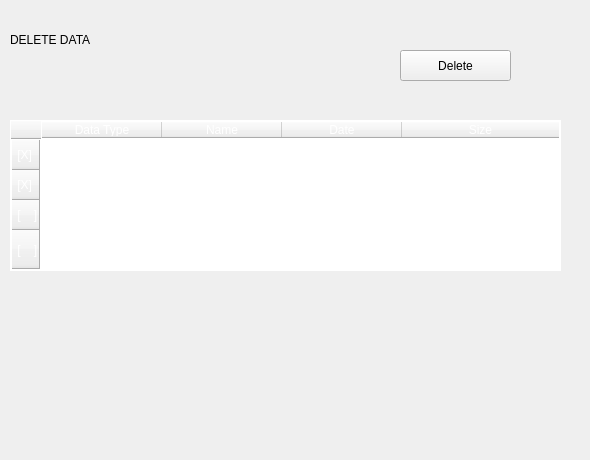
Qt form src/ui/Delete/DeleteData.ui (komodo6/AVERT) before a commit.
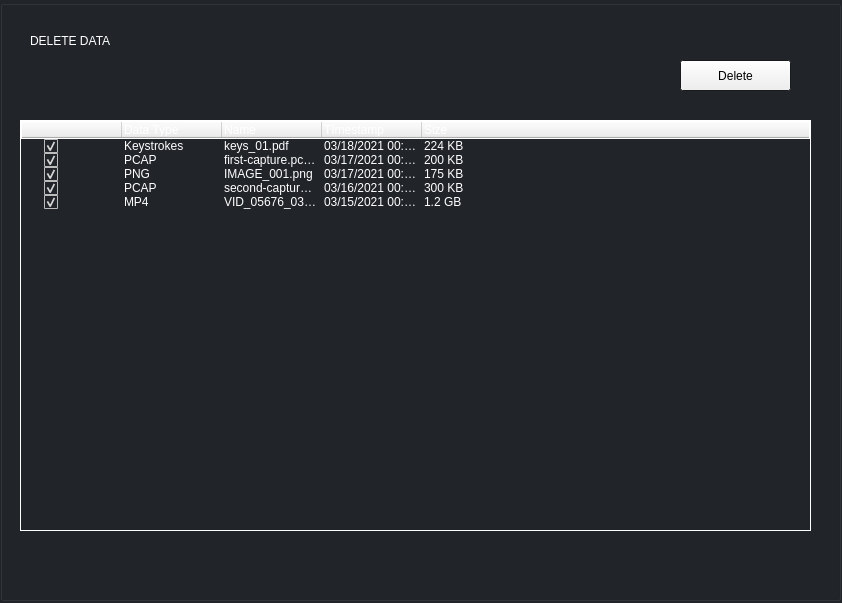
The same form after that commit.

Patch:
```diff
--- a/src/ui/Delete/DeleteData.ui
+++ b/src/ui/Delete/DeleteData.ui
@@ -6,48 +6,405 @@
    <rect>
     <x>0</x>
     <y>0</y>
-    <width>590</width>
-    <height>460</height>
+    <width>842</width>
+    <height>603</height>
    </rect>
   </property>
+  <property name="palette">
+   <palette>
+    <active>
+     <colorrole role="WindowText">
+      <brush brushstyle="SolidPattern">
+       <color alpha="255">
+        <red>255</red>
+        <green>255</green>
+        <blue>255</blue>
+       </color>
+      </brush>
+     </colorrole>
+     <colorrole role="Button">
+      <brush brushstyle="SolidPattern">
+       <color alpha="255">
+        <red>239</red>
+        <green>239</green>
+        <blue>239</blue>
+       </color>
+      </brush>
+     </colorrole>
+     <colorrole role="Base">
+      <brush brushstyle="SolidPattern">
+       <color alpha="255">
+        <red>255</red>
+        <green>255</green>
+        <blue>255</blue>
+       </color>
+      </brush>
+     </colorrole>
+     <colorrole role="Window">
+      <brush brushstyle="SolidPattern">
+       <color alpha="255">
+        <red>33</red>
+        <green>36</green>
+        <blue>41</blue>
+       </color>
+      </brush>
+     </colorrole>
+    </active>
+    <inactive>
+     <colorrole role="WindowText">
+      <brush brushstyle="SolidPattern">
+       <color alpha="255">
+        <red>255</red>
+        <green>255</green>
+        <blue>255</blue>
+       </color>
+      </brush>
+     </colorrole>
+     <colorrole role="Button">
+      <brush brushstyle="SolidPattern">
+       <color alpha="255">
+        <red>239</red>
+        <green>239</green>
+        <blue>239</blue>
+       </color>
+      </brush>
+     </colorrole>
+     <colorrole role="Base">
+      <brush brushstyle="SolidPattern">
+       <color alpha="255">
+        <red>255</red>
+        <green>255</green>
+        <blue>255</blue>
+       </color>
+      </brush>
+     </colorrole>
+     <colorrole role="Window">
+      <brush brushstyle="SolidPattern">
+       <color alpha="255">
+        <red>33</red>
+        <green>36</green>
+        <blue>41</blue>
+       </color>
+      </brush>
+     </colorrole>
+    </inactive>
+    <disabled>
+     <colorrole role="WindowText">
+      <brush brushstyle="SolidPattern">
+       <color alpha="255">
+        <red>190</red>
+        <green>190</green>
+        <blue>190</blue>
+       </color>
+      </brush>
+     </colorrole>
+     <colorrole role="Button">
+      <brush brushstyle="SolidPattern">
+       <color alpha="255">
+        <red>239</red>
+        <green>239</green>
+        <blue>239</blue>
+       </color>
+      </brush>
+     </colorrole>
+     <colorrole role="Base">
+      <brush brushstyle="SolidPattern">
+       <color alpha="255">
+        <red>33</red>
+        <green>36</green>
+        <blue>41</blue>
+       </color>
+      </brush>
+     </colorrole>
+     <colorrole role="Window">
+      <brush brushstyle="SolidPattern">
+       <color alpha="255">
+        <red>33</red>
+        <green>36</green>
+        <blue>41</blue>
+       </color>
+      </brush>
+     </colorrole>
+    </disabled>
+   </palette>
+  </property>
   <property name="windowTitle">
    <string>Form</string>
   </property>
-  <widget class="QPushButton" name="pushButton">
+  <widget class="QGroupBox" name="groupBox">
    <property name="geometry">
     <rect>
-     <x>400</x>
-     <y>50</y>
-     <width>111</width>
-     <height>31</height>
+     <x>0</x>
+     <y>0</y>
+     <width>841</width>
+     <height>601</height>
     </rect>
    </property>
-   <property name="text">
-    <string>Delete</string>
+   <property name="title">
+    <string/>
    </property>
-  </widget>
-  <widget class="QLabel" name="label">
+   <widget class="QTreeWidget" name="treeWidget">
    <property name="geometry">
     <rect>
-     <x>10</x>
-     <y>30</y>
-     <width>111</width>
-     <height>19</height>
-    </rect>
-   </property>
-   <property name="text">
-    <string>DELETE DATA</string>
-   </property>
-  </widget>
-  <widget class="QTableWidget" name="tableWidget">
-   <property name="geometry">
-    <rect>
-     <x>10</x>
+      <x>20</x>
      <y>120</y>
-     <width>551</width>
-     <height>151</height>
-    </rect>
-   </property>
+      <width>791</width>
+      <height>411</height>
+     </rect>
+    </property>
+    <property name="palette">
+     <palette>
+      <active>
+       <colorrole role="WindowText">
+        <brush brushstyle="SolidPattern">
+         <color alpha="255">
+          <red>255</red>
+          <green>255</green>
+          <blue>255</blue>
+         </color>
+        </brush>
+       </colorrole>
+       <colorrole role="Button">
+        <brush brushstyle="SolidPattern">
+         <color alpha="255">
+          <red>33</red>
+          <green>36</green>
+          <blue>41</blue>
+         </color>
+        </brush>
+       </colorrole>
+       <colorrole role="Light">
+        <brush brushstyle="SolidPattern">
+         <color alpha="255">
+          <red>33</red>
+          <green>36</green>
+          <blue>41</blue>
+         </color>
+        </brush>
+       </colorrole>
+       <colorrole role="Text">
+        <brush brushstyle="SolidPattern">
+         <color alpha="255">
+          <red>255</red>
+          <green>255</green>
+          <blue>255</blue>
+         </color>
+        </brush>
+       </colorrole>
+       <colorrole role="ButtonText">
+        <brush brushstyle="SolidPattern">
+         <color alpha="255">
+          <red>255</red>
+          <green>255</green>
+          <blue>255</blue>
+         </color>
+        </brush>
+       </colorrole>
+       <colorrole role="Base">
+        <brush brushstyle="SolidPattern">
+         <color alpha="255">
+          <red>33</red>
+          <green>36</green>
+          <blue>41</blue>
+         </color>
+        </brush>
+       </colorrole>
+       <colorrole role="HighlightedText">
+        <brush brushstyle="SolidPattern">
+         <color alpha="255">
+          <red>255</red>
+          <green>255</green>
+          <blue>255</blue>
+         </color>
+        </brush>
+       </colorrole>
+       <colorrole role="AlternateBase">
+        <brush brushstyle="SolidPattern">
+         <color alpha="255">
+          <red>33</red>
+          <green>36</green>
+          <blue>41</blue>
+         </color>
+        </brush>
+       </colorrole>
+       <colorrole role="PlaceholderText">
+        <brush brushstyle="NoBrush">
+         <color alpha="128">
+          <red>255</red>
+          <green>255</green>
+          <blue>255</blue>
+         </color>
+        </brush>
+       </colorrole>
+      </active>
+      <inactive>
+       <colorrole role="WindowText">
+        <brush brushstyle="SolidPattern">
+         <color alpha="255">
+          <red>255</red>
+          <green>255</green>
+          <blue>255</blue>
+         </color>
+        </brush>
+       </colorrole>
+       <colorrole role="Button">
+        <brush brushstyle="SolidPattern">
+         <color alpha="255">
+          <red>33</red>
+          <green>36</green>
+          <blue>41</blue>
+         </color>
+        </brush>
+       </colorrole>
+       <colorrole role="Light">
+        <brush brushstyle="SolidPattern">
+         <color alpha="255">
+          <red>33</red>
+          <green>36</green>
+          <blue>41</blue>
+         </color>
+        </brush>
+       </colorrole>
+       <colorrole role="Text">
+        <brush brushstyle="SolidPattern">
+         <color alpha="255">
+          <red>255</red>
+          <green>255</green>
+          <blue>255</blue>
+         </color>
+        </brush>
+       </colorrole>
+       <colorrole role="ButtonText">
+        <brush brushstyle="SolidPattern">
+         <color alpha="255">
+          <red>255</red>
+          <green>255</green>
+          <blue>255</blue>
+         </color>
+        </brush>
+       </colorrole>
+       <colorrole role="Base">
+        <brush brushstyle="SolidPattern">
+         <color alpha="255">
+          <red>33</red>
+          <green>36</green>
+          <blue>41</blue>
+         </color>
+        </brush>
+       </colorrole>
+       <colorrole role="HighlightedText">
+        <brush brushstyle="SolidPattern">
+         <color alpha="255">
+          <red>255</red>
+          <green>255</green>
+          <blue>255</blue>
+         </color>
+        </brush>
+       </colorrole>
+       <colorrole role="AlternateBase">
+        <brush brushstyle="SolidPattern">
+         <color alpha="255">
+          <red>247</red>
+          <green>247</green>
+          <blue>247</blue>
+         </color>
+        </brush>
+       </colorrole>
+       <colorrole role="PlaceholderText">
+        <brush brushstyle="NoBrush">
+         <color alpha="128">
+          <red>255</red>
+          <green>255</green>
+          <blue>255</blue>
+         </color>
+        </brush>
+       </colorrole>
+      </inactive>
+      <disabled>
+       <colorrole role="WindowText">
+        <brush brushstyle="SolidPattern">
+         <color alpha="255">
+          <red>255</red>
+          <green>255</green>
+          <blue>255</blue>
+         </color>
+        </brush>
+       </colorrole>
+       <colorrole role="Button">
+        <brush brushstyle="SolidPattern">
+         <color alpha="255">
+          <red>33</red>
+          <green>36</green>
+          <blue>41</blue>
+         </color>
+        </brush>
+       </colorrole>
+       <colorrole role="Light">
+        <brush brushstyle="SolidPattern">
+         <color alpha="255">
+          <red>33</red>
+          <green>36</green>
+          <blue>41</blue>
+         </color>
+        </brush>
+       </colorrole>
+       <colorrole role="Text">
+        <brush brushstyle="SolidPattern">
+         <color alpha="255">
+          <red>255</red>
+          <green>255</green>
+          <blue>255</blue>
+         </color>
+        </brush>
+       </colorrole>
+       <colorrole role="ButtonText">
+        <brush brushstyle="SolidPattern">
+         <color alpha="255">
+          <red>255</red>
+          <green>255</green>
+          <blue>255</blue>
+         </color>
+        </brush>
+       </colorrole>
+       <colorrole role="Base">
+        <brush brushstyle="SolidPattern">
+         <color alpha="255">
+          <red>33</red>
+          <green>36</green>
+          <blue>41</blue>
+         </color>
+        </brush>
+       </colorrole>
+       <colorrole role="HighlightedText">
+        <brush brushstyle="SolidPattern">
+         <color alpha="255">
+          <red>255</red>
+          <green>255</green>
+          <blue>255</blue>
+         </color>
+        </brush>
+       </colorrole>
+       <colorrole role="AlternateBase">
+        <brush brushstyle="SolidPattern">
+         <color alpha="255">
+          <red>247</red>
+          <green>247</green>
+          <blue>247</blue>
+         </color>
+        </brush>
+       </colorrole>
+       <colorrole role="PlaceholderText">
+        <brush brushstyle="NoBrush">
+         <color alpha="128">
+          <red>255</red>
+          <green>255</green>
+          <blue>255</blue>
+         </color>
+        </brush>
+       </colorrole>
+      </disabled>
+     </palette>
+    </property>
    <property name="styleSheet">
     <string notr="true">gridline-color: white;
 color: white;
@@ -56,47 +413,11 @@
    <property name="sizeAdjustPolicy">
     <enum>QAbstractScrollArea::AdjustToContents</enum>
    </property>
-   <property name="wordWrap">
-    <bool>true</bool>
-   </property>
-   <attribute name="horizontalHeaderCascadingSectionResizes">
-    <bool>false</bool>
-   </attribute>
-   <attribute name="horizontalHeaderMinimumSectionSize">
-    <number>26</number>
-   </attribute>
-   <attribute name="horizontalHeaderDefaultSectionSize">
-    <number>120</number>
-   </attribute>
-   <attribute name="horizontalHeaderStretchLastSection">
-    <bool>true</bool>
-   </attribute>
-   <attribute name="verticalHeaderCascadingSectionResizes">
-    <bool>false</bool>
-   </attribute>
-   <attribute name="verticalHeaderStretchLastSection">
-    <bool>true</bool>
-   </attribute>
-   <row>
+    <column>
     <property name="text">
-     <string> [X]  </string>
-    </property>
-   </row>
-   <row>
-    <property name="text">
-     <string> [X]</string>
-    </property>
-   </row>
-   <row>
-    <property name="text">
-     <string> [    ]</string>
-    </property>
-   </row>
-   <row>
-    <property name="text">
-     <string> [    ]</string>
-    </property>
-   </row>
+      <string>     </string>
+     </property>
+    </column>
    <column>
     <property name="text">
      <string>Data Type</string>
@@ -109,7 +430,7 @@
    </column>
    <column>
     <property name="text">
-     <string>Date</string>
+      <string>TImestamp</string>
     </property>
    </column>
    <column>
@@ -117,134 +438,136 @@
      <string>Size</string>
     </property>
    </column>
-   <item row="0" column="0">
+    <item>
     <property name="text">
-     <string> keyStrokes</string>
-    </property>
-    <property name="flags">
-     <set>ItemIsSelectable|ItemIsDragEnabled|ItemIsDropEnabled|ItemIsUserCheckable|ItemIsEnabled</set>
-    </property>
-   </item>
-   <item row="0" column="1">
+      <string/>
+     </property>
+     <property name="checkState">
+      <enum>Checked</enum>
+     </property>
+     <property name="text">
+      <string>Keystrokes</string>
+     </property>
     <property name="text">
      <string>keys_01.pdf</string>
     </property>
-    <property name="flags">
-     <set>ItemIsSelectable|ItemIsDragEnabled|ItemIsDropEnabled|ItemIsUserCheckable|ItemIsEnabled</set>
-    </property>
-   </item>
-   <item row="0" column="2">
+     <property name="text">
+      <string>03/18/2021 00:00:11 UTC</string>
+     </property>
     <property name="text">
-     <string>09/12/2021</string>
+      <string>224 KB</string>
     </property>
     <property name="flags">
-     <set>ItemIsSelectable|ItemIsDragEnabled|ItemIsDropEnabled|ItemIsUserCheckable|ItemIsEnabled</set>
-    </property>
-   </item>
-   <item row="0" column="3">
+      <set>ItemIsSelectable|ItemIsEditable|ItemIsDragEnabled|ItemIsDropEnabled|ItemIsUserCheckable|ItemIsEnabled</set>
+     </property>
+    </item>
+    <item>
     <property name="text">
-     <string>200KB</string>
-    </property>
-    <property name="flags">
-     <set>ItemIsSelectable|ItemIsDragEnabled|ItemIsDropEnabled|ItemIsUserCheckable|ItemIsEnabled</set>
-    </property>
-   </item>
-   <item row="1" column="0">
+      <string/>
+     </property>
+     <property name="checkState">
+      <enum>Checked</enum>
+     </property>
     <property name="text">
-     <string> PCAP</string>
-    </property>
-    <property name="flags">
-     <set>ItemIsSelectable|ItemIsDragEnabled|ItemIsDropEnabled|ItemIsUserCheckable|ItemIsEnabled</set>
-    </property>
-   </item>
-   <item row="1" column="1">
+      <string>PCAP</string>
+     </property>
+     <property name="text">
+      <string>first-capture.pcapng</string>
+     </property>
     <property name="text">
-     <string>first.pcappng</string>
-    </property>
-    <property name="flags">
-     <set>ItemIsSelectable|ItemIsDragEnabled|ItemIsDropEnabled|ItemIsUserCheckable|ItemIsEnabled</set>
-    </property>
-   </item>
-   <item row="1" column="2">
+      <string>03/17/2021 00:00:11 UTC</string>
+     </property>
     <property name="text">
-     <string>09/12/2021</string>
-    </property>
-    <property name="flags">
-     <set>ItemIsSelectable|ItemIsDragEnabled|ItemIsDropEnabled|ItemIsUserCheckable|ItemIsEnabled</set>
-    </property>
-   </item>
-   <item row="1" column="3">
+      <string>200 KB</string>
+     </property>
+    </item>
+    <item>
     <property name="text">
-     <string>175KB</string>
-    </property>
-    <property name="flags">
-     <set>ItemIsSelectable|ItemIsDragEnabled|ItemIsDropEnabled|ItemIsUserCheckable|ItemIsEnabled</set>
-    </property>
-   </item>
-   <item row="2" column="0">
+      <string/>
+     </property>
+     <property name="checkState">
+      <enum>Checked</enum>
+     </property>
     <property name="text">
-     <string> PNG</string>
-    </property>
-    <property name="flags">
-     <set>ItemIsSelectable|ItemIsDragEnabled|ItemIsDropEnabled|ItemIsUserCheckable|ItemIsEnabled</set>
-    </property>
-   </item>
-   <item row="2" column="1">
+      <string>PNG</string>
+     </property>
     <property name="text">
      <string>IMAGE_001.png</string>
     </property>
-    <property name="flags">
-     <set>ItemIsSelectable|ItemIsDragEnabled|ItemIsDropEnabled|ItemIsUserCheckable|ItemIsEnabled</set>
-    </property>
-   </item>
-   <item row="2" column="2">
+     <property name="text">
+      <string>03/17/2021 00:00:11 UTC</string>
+     </property>
+     <property name="text">
+      <string>175 KB</string>
+     </property>
+    </item>
+    <item>
     <property name="text">
-     <string>09/12/2021</string>
-    </property>
-    <property name="flags">
-     <set>ItemIsSelectable|ItemIsDragEnabled|ItemIsDropEnabled|ItemIsUserCheckable|ItemIsEnabled</set>
-    </property>
-   </item>
-   <item row="2" column="3">
+      <string/>
+     </property>
+     <property name="checkState">
+      <enum>Checked</enum>
+     </property>
     <property name="text">
-     <string>150KB</string>
-    </property>
-    <property name="flags">
-     <set>ItemIsSelectable|ItemIsDragEnabled|ItemIsDropEnabled|ItemIsUserCheckable|ItemIsEnabled</set>
-    </property>
-   </item>
-   <item row="3" column="0">
+      <string>PCAP</string>
+     </property>
+     <property name="text">
+      <string>second-capture.pcapng</string>
+     </property>
     <property name="text">
-     <string> MP4</string>
-    </property>
-    <property name="flags">
-     <set>ItemIsSelectable|ItemIsDragEnabled|ItemIsDropEnabled|ItemIsUserCheckable|ItemIsEnabled</set>
-    </property>
-   </item>
-   <item row="3" column="1">
+      <string>03/16/2021 00:00:11 UTC</string>
+     </property>
+     <property name="text">
+      <string>300 KB</string>
+     </property>
+    </item>
+    <item>
     <property name="text">
-     <string>VID_0576.MP4</string>
-    </property>
-    <property name="flags">
-     <set>ItemIsSelectable|ItemIsDragEnabled|ItemIsDropEnabled|ItemIsUserCheckable|ItemIsEnabled</set>
-    </property>
-   </item>
-   <item row="3" column="2">
+      <string/>
+     </property>
+     <property name="checkState">
+      <enum>Checked</enum>
+     </property>
     <property name="text">
-     <string>09/12/2021</string>
-    </property>
-    <property name="flags">
-     <set>ItemIsSelectable|ItemIsDragEnabled|ItemIsDropEnabled|ItemIsUserCheckable|ItemIsEnabled</set>
-    </property>
-   </item>
-   <item row="3" column="3">
+      <string>MP4</string>
+     </property>
+     <property name="text">
+      <string>VID_05676_03192021.MP4</string>
+     </property>
     <property name="text">
-     <string>100KB</string>
-    </property>
-    <property name="flags">
-     <set>ItemIsSelectable|ItemIsDragEnabled|ItemIsDropEnabled|ItemIsUserCheckable|ItemIsEnabled</set>
-    </property>
-   </item>
+      <string>03/15/2021 00:00:11 UTC</string>
+     </property>
+     <property name="text">
+      <string>1.2 GB</string>
+     </property>
+    </item>
+   </widget>
+   <widget class="QLabel" name="label">
+    <property name="geometry">
+     <rect>
+      <x>30</x>
+      <y>30</y>
+      <width>211</width>
+      <height>21</height>
+     </rect>
+    </property>
+    <property name="text">
+     <string>DELETE DATA</string>
+    </property>
+   </widget>
+   <widget class="QPushButton" name="pushButton">
+    <property name="geometry">
+     <rect>
+      <x>680</x>
+      <y>60</y>
+      <width>111</width>
+      <height>31</height>
+     </rect>
+    </property>
+    <property name="text">
+     <string>Delete</string>
+    </property>
+   </widget>
   </widget>
  </widget>
  <resources/>
```
Lines whose indentation alone changed are shown as unchanged.
